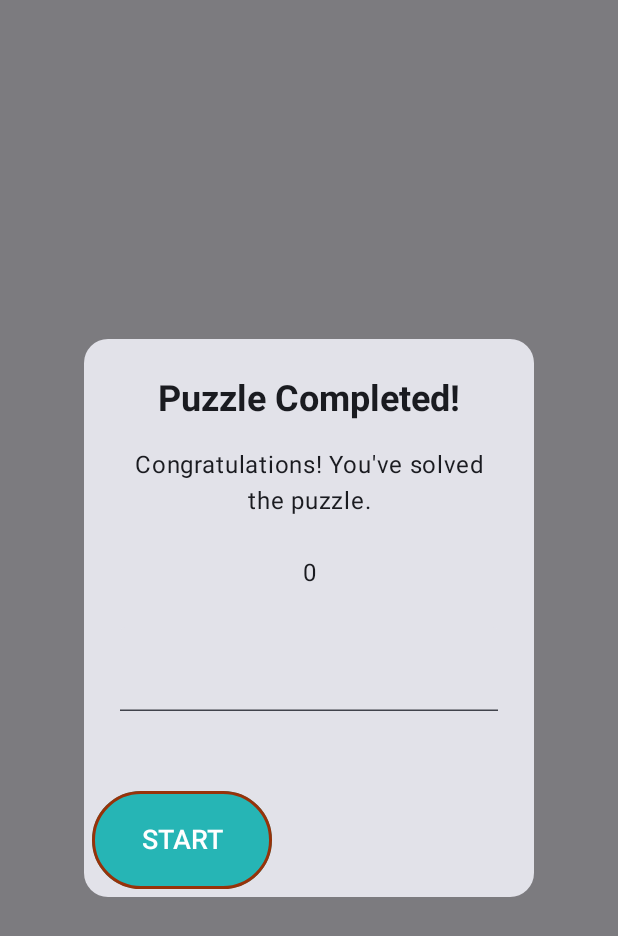
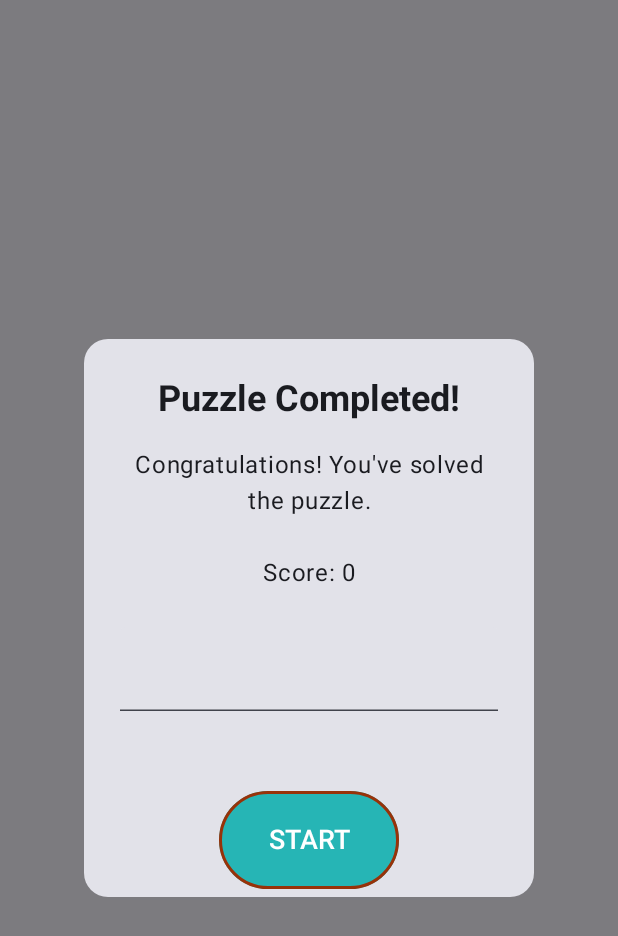
Before and after one commit to LisaEnBil/MissingPiece, an Android app built with Jetpack Compose: the composable PuzzleCompletedDialog called with empty values, on a phone screen of 412 x 824 dp. Shown: the top 936 px of the screen. Run offline under Robolectric (Android 15) with nearby library versions, the phone set to English and light mode, and no system bars.

Commit message:
center align button

```diff
--- a/app/src/main/java/com/example/missingpiece/PuzzleCompleteDialog.kt
+++ b/app/src/main/java/com/example/missingpiece/PuzzleCompleteDialog.kt
@@ -3,11 +3,13 @@ package com.example.missingpiece
 import androidx.compose.animation.AnimatedContent
 import androidx.compose.foundation.background
 import androidx.compose.foundation.focusable
+import androidx.compose.foundation.layout.Arrangement
 import androidx.compose.foundation.layout.Box
 import androidx.compose.foundation.layout.Column
 import androidx.compose.foundation.layout.Row
 import androidx.compose.foundation.layout.Spacer
 import androidx.compose.foundation.layout.fillMaxSize
+import androidx.compose.foundation.layout.fillMaxWidth
 import androidx.compose.foundation.layout.height
 import androidx.compose.foundation.layout.padding
 import androidx.compose.foundation.layout.width
@@ -79,7 +81,8 @@ fun PuzzleCompletedDialog(
                     modifier = Modifier
                         .width(300.dp)
                         .wrapContentHeight(),
-                    shape = RoundedCornerShape(16.dp)
+                    shape = RoundedCornerShape(16.dp),
+
                 ) {
                     Column(
                         modifier = Modifier.padding(24.dp),
@@ -99,7 +102,7 @@ fun PuzzleCompletedDialog(
 
 
                         Text(
-                            newScore.toString(),
+                            "${stringResource(R.string.score)}: " + newScore.toString(),
                             textAlign = TextAlign.Center
                         )
 
@@ -136,7 +139,11 @@ fun PuzzleCompletedDialog(
 
                     Spacer(modifier = Modifier.height(24.dp))
 
-                    Row() {
+                    Row(
+                        modifier = Modifier.fillMaxWidth(),
+                        horizontalArrangement = Arrangement.Center,
+                        verticalAlignment = Alignment.CenterVertically
+                    ) {
                         CustomButton(
                             text = stringResource(R.string.start),
                             modifier = Modifier.padding(5.dp),
```
